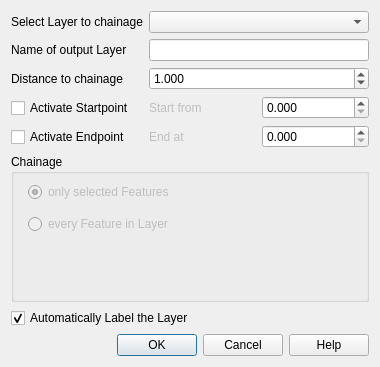
mach0/qchainage, file qchainage_dialog_widget.ui: the form before one commit.
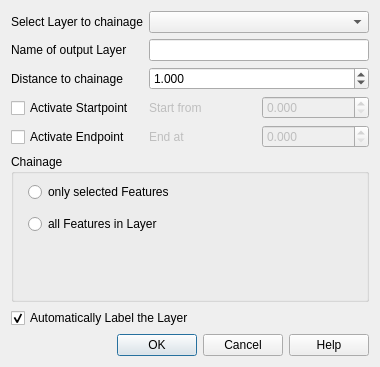
The form after the commit.

Diff of the .ui file:
```diff
--- a/qchainage_dialog_widget.ui
+++ b/qchainage_dialog_widget.ui
@@ -2,6 +2,9 @@
 <ui version="4.0">
  <class>Dialog</class>
  <widget class="QDialog" name="Dialog">
+  <property name="enabled">
+   <bool>true</bool>
+  </property>
   <property name="geometry">
    <rect>
     <x>0</x>
@@ -91,7 +94,7 @@
        <item>
         <widget class="QDoubleSpinBox" name="startpointSpinBox">
          <property name="enabled">
-          <bool>true</bool>
+          <bool>false</bool>
          </property>
          <property name="decimals">
           <number>3</number>
@@ -118,7 +121,7 @@
        <item>
         <widget class="QDoubleSpinBox" name="endpointSpinBox">
          <property name="enabled">
-          <bool>true</bool>
+          <bool>false</bool>
          </property>
          <property name="decimals">
           <number>3</number>
@@ -146,7 +149,7 @@
      </property>
      <widget class="QRadioButton" name="selectAllRadioButton">
       <property name="enabled">
-       <bool>false</bool>
+       <bool>true</bool>
       </property>
       <property name="geometry">
        <rect>
@@ -157,7 +160,7 @@
        </rect>
       </property>
       <property name="text">
-       <string>every Feature in Layer</string>
+       <string>all Features in Layer</string>
       </property>
       <property name="checkable">
        <bool>true</bool>
@@ -165,7 +168,7 @@
      </widget>
      <widget class="QRadioButton" name="selectonlyRadioButton">
       <property name="enabled">
-       <bool>false</bool>
+       <bool>true</bool>
       </property>
       <property name="geometry">
        <rect>
@@ -182,7 +185,7 @@
        <bool>true</bool>
       </property>
       <property name="checked">
-       <bool>true</bool>
+       <bool>false</bool>
       </property>
      </widget>
     </widget>
```
Left out of the diff: 76 changed lines with no effect on the pictures.
